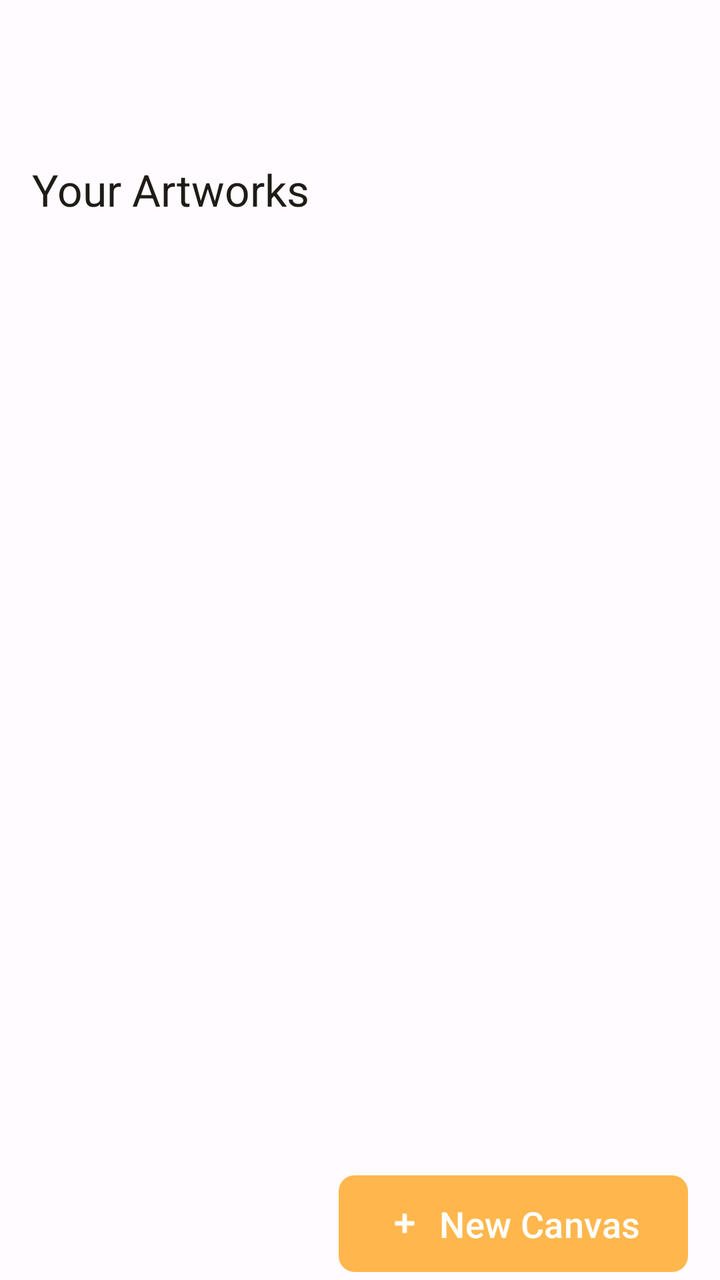
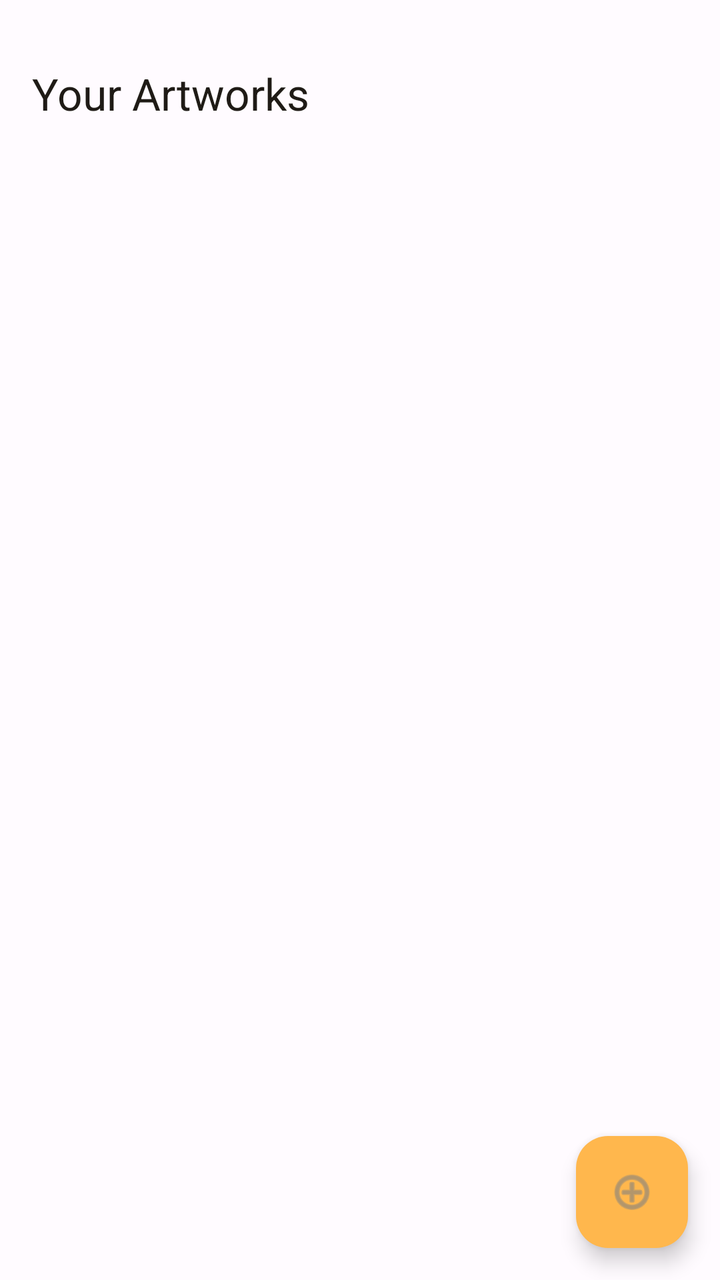

Before-and-after screenshots of an Android layout around one commit, followed by the original layout XML and the change that was made.
<!-- AndroidManifest.xml: application theme Base.Theme.Heal -->
<!-- res/layout/fragment_art_corner.xml -->
<?xml version="1.0" encoding="utf-8"?>
<androidx.coordinatorlayout.widget.CoordinatorLayout xmlns:android="http://schemas.android.com/apk/res/android"
    xmlns:app="http://schemas.android.com/apk/res-auto"
    xmlns:tools="http://schemas.android.com/tools"
    android:id="@+id/art_corner_coordinator_layout"
    android:layout_width="match_parent"
    android:layout_height="match_parent"
    android:background="?attr/colorSurface">

    <LinearLayout
        android:id="@+id/gallery_content_view"
        android:layout_width="match_parent"
        android:layout_height="match_parent"
        android:orientation="vertical"
        android:padding="16dp">

        <TextView
            android:layout_width="match_parent"
            android:layout_height="wrap_content"
            android:layout_marginTop="64dp"
            android:layout_marginBottom="16dp"
            android:text="Your Artworks"
            android:textAppearance="?attr/textAppearanceTitleLarge"
            android:textColor="?attr/colorOnSurface" />

        <FrameLayout
            android:layout_width="match_parent"
            android:layout_height="match_parent">

            <androidx.recyclerview.widget.RecyclerView
                android:id="@+id/recyclerViewArtwork"
                android:layout_width="match_parent"
                android:layout_height="match_parent"
                tools:listitem="@layout/item_artwork_grid" />

            <TextView
                android:id="@+id/emptyStateArtworkTextView"
                android:layout_width="match_parent"
                android:layout_height="match_parent"
                android:gravity="center"
                android:text="No artwork saved yet. Start creating something beautiful!"
                android:textAppearance="?attr/textAppearanceBodyLarge"
                android:textColor="?attr/colorOnSurfaceVariant"
                android:visibility="gone" />

        </FrameLayout>

    </LinearLayout>

    <com.google.android.material.button.MaterialButton
        android:id="@+id/buttonNewCanvas"
        android:layout_width="wrap_content"
        android:layout_height="wrap_content"
        android:layout_gravity="bottom|end"
        android:layout_marginTop="16dp"
        android:layout_marginEnd="16dp"
        android:elevation="5dp"
        android:text="New Canvas"
        android:paddingVertical="12dp"
        android:paddingStart="24dp"
        android:paddingEnd="24dp"
        android:textSize="18sp"
        app:cornerRadius="8dp"
        app:icon="@android:drawable/ic_input_add"
        app:iconGravity="textStart"
        app:backgroundTint="@color/md_theme_primary"
        android:textColor="@color/white" />

    <ProgressBar
        android:id="@+id/loading_progress_bar"
        style="?android:attr/progressBarStyleLarge"
        android:layout_width="wrap_content"
        android:layout_height="wrap_content"
        android:layout_gravity="center"
        android:visibility="gone" />

</androidx.coordinatorlayout.widget.CoordinatorLayout>
<!-- res/layout/item_artwork_grid.xml (included above) -->
<?xml version="1.0" encoding="utf-8"?>
<com.google.android.material.card.MaterialCardView xmlns:android="http://schemas.android.com/apk/res/android"
    xmlns:app="http://schemas.android.com/apk/res-auto"
    android:layout_width="match_parent"
    android:layout_height="wrap_content"
    android:layout_margin="8dp"
    app:cardCornerRadius="16dp"
    app:cardElevation="2dp"
    app:cardBackgroundColor="?attr/colorSurfaceContainerHigh"
    app:strokeColor="?attr/colorOutline"
    app:strokeWidth="1dp">

    <LinearLayout
        android:layout_width="match_parent"
        android:layout_height="wrap_content"
        android:orientation="vertical"
        android:padding="12dp">

        <ImageView
            android:id="@+id/imageViewArtwork"
            android:layout_width="match_parent"
            android:layout_height="160dp"
            android:background="?attr/colorSurfaceContainer"
            android:backgroundTint="?attr/colorSurfaceContainerLow"
            android:clipToOutline="true"
            android:contentDescription="Artwork thumbnail"
            android:scaleType="centerCrop"
            android:src="@drawable/abstract_1" /> 

        <TextView
            android:id="@+id/textViewArtworkName"
            android:layout_width="match_parent"
            android:layout_height="wrap_content"
            android:layout_marginTop="8dp"
            android:gravity="center"
            android:textAppearance="?attr/textAppearanceTitleSmall"
            android:textColor="?attr/colorOnSurface"
            android:text="Beautiful Abstract Art Piece"
            android:maxLines="1"
            android:ellipsize="end" />

        <TextView
            android:id="@+id/textViewArtworkTimestamp"
            android:layout_width="match_parent"
            android:layout_height="wrap_content"
            android:layout_marginTop="4dp"
            android:gravity="center"
            android:textAppearance="?attr/textAppearanceBodyMedium"
            android:textColor="?attr/colorOnSurfaceVariant"
            android:text="July 7, 2025 - 1:30 PM" />

    </LinearLayout>
</com.google.android.material.card.MaterialCardView>
<!-- resources referenced by this layout -->
<resources>
  <color name="md_theme_primary">#FFB74D</color>
  <color name="white">#FFFFFFFF</color>
  <color name="md_theme_onPrimary">#FFFFFF</color>
  <color name="md_theme_primaryContainer">#FFDDC1</color>
  <color name="md_theme_onPrimaryContainer">#3D2400</color>
  <color name="md_theme_secondary">#7B5700</color>
  <color name="md_theme_onSecondary">#FFFFFF</color>
  <color name="md_theme_secondaryContainer">#FFDEB3</color>
  <color name="md_theme_onSecondaryContainer">#271900</color>
  <color name="md_theme_tertiary">#006B5E</color>
  <color name="md_theme_onTertiary">#FFFFFF</color>
  <color name="md_theme_tertiaryContainer">#78F8DB</color>
  <color name="md_theme_onTertiaryContainer">#00201B</color>
  <color name="md_theme_error">#BA1A1A</color>
  <color name="md_theme_onError">#FFFFFF</color>
  <color name="md_theme_errorContainer">#FFDAD6</color>
  <color name="md_theme_onErrorContainer">#410002</color>
  <color name="md_theme_background">#FFFBFF</color>
  <color name="md_theme_onBackground">#1F1B16</color>
  <color name="md_theme_surface">#FFFBFF</color>
  <color name="md_theme_onSurface">#1F1B16</color>
  <color name="md_theme_surfaceVariant">#F4DEC6</color>
  <color name="md_theme_onSurfaceVariant">#514438</color>
  <color name="md_theme_outline">#847466</color>
  <color name="md_theme_inverseOnSurface">#352F2A</color>
  <color name="md_theme_inverseSurface">#352F2A</color>
  <color name="md_theme_inversePrimary">#FFB74D</color>
  <color name="transparent">#00000000</color>
  <!-- unchanged entries left out for length: 2 -->
</resources>

<!-- the commit's change to res/layout/fragment_art_corner.xml (unified diff, before → after) -->
@@ -7,6 +7,7 @@
     android:layout_height="match_parent"
     android:background="?attr/colorSurface">
 
+    
     <LinearLayout
         android:id="@+id/gallery_content_view"
         android:layout_width="match_parent"
@@ -14,15 +15,17 @@
         android:orientation="vertical"
         android:padding="16dp">
 
+        
         <TextView
             android:layout_width="match_parent"
             android:layout_height="wrap_content"
-            android:layout_marginTop="64dp"
+            android:layout_marginTop="16dp"
             android:layout_marginBottom="16dp"
             android:text="Your Artworks"
             android:textAppearance="?attr/textAppearanceTitleLarge"
             android:textColor="?attr/colorOnSurface" />
 
+        
         <FrameLayout
             android:layout_width="match_parent"
             android:layout_height="match_parent">
@@ -31,8 +34,11 @@
                 android:id="@+id/recyclerViewArtwork"
                 android:layout_width="match_parent"
                 android:layout_height="match_parent"
+                android:clipToPadding="false"
+                android:paddingBottom="80dp"
                 tools:listitem="@layout/item_artwork_grid" />
 
+            
             <TextView
                 android:id="@+id/emptyStateArtworkTextView"
                 android:layout_width="match_parent"
@@ -47,25 +53,20 @@
 
     </LinearLayout>
 
-    <com.google.android.material.button.MaterialButton
+    
+    <com.google.android.material.floatingactionbutton.FloatingActionButton
         android:id="@+id/buttonNewCanvas"
         android:layout_width="wrap_content"
         android:layout_height="wrap_content"
         android:layout_gravity="bottom|end"
-        android:layout_marginTop="16dp"
-        android:layout_marginEnd="16dp"
-        android:elevation="5dp"
-        android:text="New Canvas"
-        android:paddingVertical="12dp"
-        android:paddingStart="24dp"
-        android:paddingEnd="24dp"
-        android:textSize="18sp"
-        app:cornerRadius="8dp"
-        app:icon="@android:drawable/ic_input_add"
-        app:iconGravity="textStart"
-        app:backgroundTint="@color/md_theme_primary"
-        android:textColor="@color/white" />
+        android:layout_margin="16dp"
+        android:contentDescription="New Artwork"
+        app:srcCompat="@android:drawable/ic_menu_add"
+        app:tint="@color/gray"
+        app:rippleColor=""
+        app:backgroundTint="@color/md_theme_primary" />
 
+    
     <ProgressBar
         android:id="@+id/loading_progress_bar"
         style="?android:attr/progressBarStyleLarge"
<!-- resource entries referenced after the edit -->
@@ -1,7 +1,7 @@
 <!-- resources referenced by this layout -->
 <resources>
+  <color name="gray">#FF808080</color>
   <color name="md_theme_primary">#FFB74D</color>
-  <color name="white">#FFFFFFFF</color>
   <color name="md_theme_onPrimary">#FFFFFF</color>
   <color name="md_theme_primaryContainer">#FFDDC1</color>
   <color name="md_theme_onPrimaryContainer">#3D2400</color>
